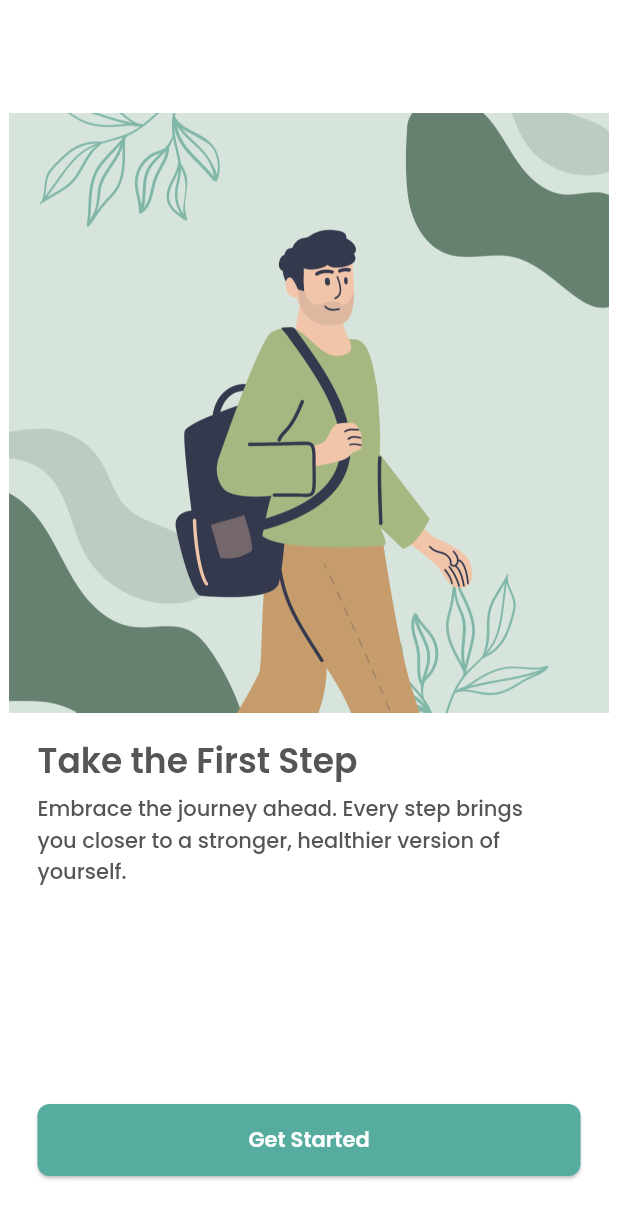
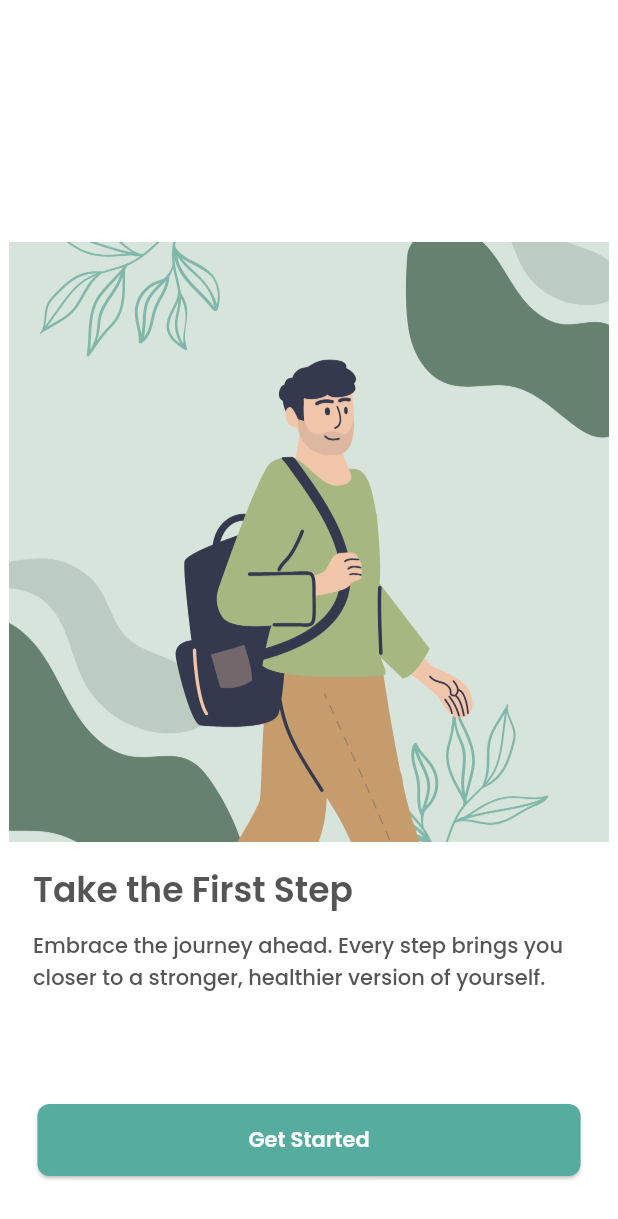
Before and after one commit to dianacompahinay/TranquilGo, a Flutter app: the Getstarted screen opened by its route, on a phone screen of 412 x 824 dp. Shown: the top 1219 px of the screen. Run offline on Flutter 3.47's test engine with Material 3 defaults, Android fonts, the light colour scheme and no system bars; our stand-ins replace fl_chart, google_fonts, syncfusion_flutter_charts, table_calendar.

Commit message:
fixed some layouts and added validator in setting first goal

```diff
--- a/tranquilgo/lib/screens/Auth/LoginPage.dart
+++ b/tranquilgo/lib/screens/Auth/LoginPage.dart
@@ -140,7 +140,7 @@ class LoginPage extends StatelessWidget {
                                         backgroundColor:
                                             const Color(0xFF55AC9F),
                                         minimumSize:
-                                            const Size(double.infinity, 48),
+                                            const Size(double.infinity, 42),
                                         shape: RoundedRectangleBorder(
                                           borderRadius:
                                               BorderRadius.circular(5),
--- a/tranquilgo/lib/screens/GetStarted.dart
+++ b/tranquilgo/lib/screens/GetStarted.dart
@@ -15,18 +15,26 @@ class Getstarted extends StatelessWidget {
           children: [
             Column(
               children: [
-                  const SizedBox(height: 75),
+                Expanded(
+                  child: Center(
+                    child: Column(
+                      mainAxisAlignment: MainAxisAlignment.center,
+                      children: [
                         Container(
-                    height: 400,
+                          height: MediaQuery.of(context).size.height < 600
+                              ? 240
+                              : 400,
                           decoration: const BoxDecoration(
                             image: DecorationImage(
-                        image: AssetImage('assets/images/get-started.png'),
+                              image:
+                                  AssetImage('assets/images/get-started.png'),
+                              fit: BoxFit.contain,
                             ),
                           ),
                         ),
+                        const SizedBox(height: 15),
                         Padding(
-                      padding: const EdgeInsets.only(
-                          left: 25.0, right: 45.0, top: 15.0),
+                          padding: const EdgeInsets.symmetric(horizontal: 22.0),
                           child: Column(
                             crossAxisAlignment: CrossAxisAlignment.start,
                             children: [
@@ -38,10 +46,11 @@ class Getstarted extends StatelessWidget {
                                     fontWeight: FontWeight.w600,
                                   ),
                                 ),
-                            child: const Text('Take the First Step',
-                                textAlign: TextAlign.left),
+                                child: const Text(
+                                  'Take the First Step',
                                 ),
-                          const SizedBox(height: 5),
+                              ),
+                              const SizedBox(height: 10),
                               DefaultTextStyle(
                                 style: GoogleFonts.poppins(
                                   textStyle: const TextStyle(
@@ -52,12 +61,18 @@ class Getstarted extends StatelessWidget {
                                 ),
                                 child: const Text(
                                   'Embrace the journey ahead. Every step brings you closer to a stronger, healthier version of yourself.',
-                                textAlign: TextAlign.left),
+                                ),
                               ),
                             ],
-                      )),
+                          ),
+                        ),
                       ],
                     ),
+                  ),
+                ),
+              ],
+            ),
+            // positioned button
             Positioned(
               bottom: 40.0,
               left: 25.0,
@@ -86,7 +101,8 @@ class Getstarted extends StatelessWidget {
               ),
             ),
           ],
-          )),
+        ),
+      ),
     );
   }
 }
--- a/tranquilgo/lib/screens/Walking/ActivityForm.dart
+++ b/tranquilgo/lib/screens/Walking/ActivityForm.dart
@@ -358,7 +358,7 @@ class _ActivityFormState extends State<ActivityForm> {
                                   print("Confidence Level: $confidenceLevel");
                                   print("Selected Mood: $selectedMood");
 
-                                  showTopSnackBar(
+                                  showSnackBar(
                                       context, getRandomMotivationalMessage());
 
                                   // close the page and return to the main page
@@ -477,7 +477,7 @@ class _ActivityFormState extends State<ActivityForm> {
     );
   }
 
-  void showTopSnackBar(BuildContext context, String message) {
+  void showSnackBar(BuildContext context, String message) {
     final overlay = Overlay.of(context);
     final overlayEntry = OverlayEntry(
       builder: (context) => Positioned(
```
Also changed, not shown: tranquilgo/lib/screens/Auth/SignupPage.dart (+26 -16 lines), tranquilgo/lib/screens/Walking/FirstGoal.dart (+145 -89 lines), tranquilgo/lib/screens/Walking/Statistics.dart (+4 -4 lines). Lines whose indentation alone changed are shown as unchanged.
